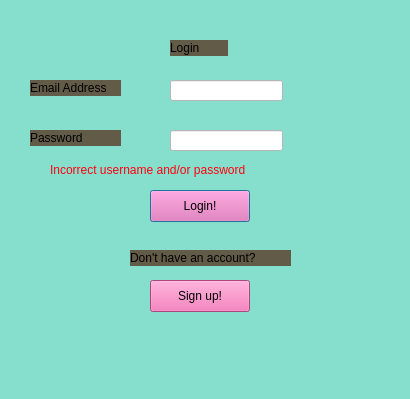
This is login.ui in ban2224/capstone_motor as Qt 5 draws it before an edit. The edited form follows.
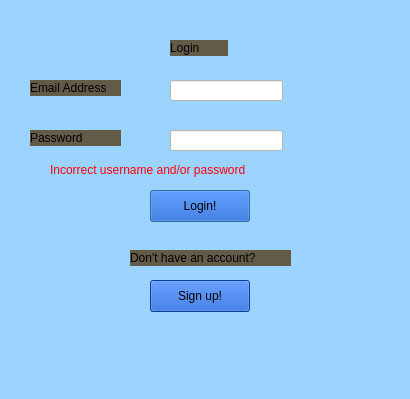
This is the edited form.

Patch:
```diff
--- a/login.ui
+++ b/login.ui
@@ -14,7 +14,7 @@
    <string>Dialog</string>
   </property>
   <property name="styleSheet">
-   <string notr="true">background:rgb(134, 223, 204)</string>
+   <string notr="true">background:rgb(156, 211, 255)</string>
   </property>
   <widget class="QLabel" name="label">
    <property name="geometry">
@@ -100,7 +100,7 @@
     </rect>
    </property>
    <property name="styleSheet">
-    <string notr="true">background:rgb(241, 98, 173)</string>
+    <string notr="true">background:rgb(17, 85, 204)</string>
    </property>
    <property name="text">
     <string>Login!</string>
@@ -132,7 +132,7 @@
     </rect>
    </property>
    <property name="styleSheet">
-    <string notr="true">background:rgb(241, 98, 173)</string>
+    <string notr="true">background:rgb(17, 85, 204)</string>
    </property>
    <property name="text">
     <string>Sign up!</string>
```
